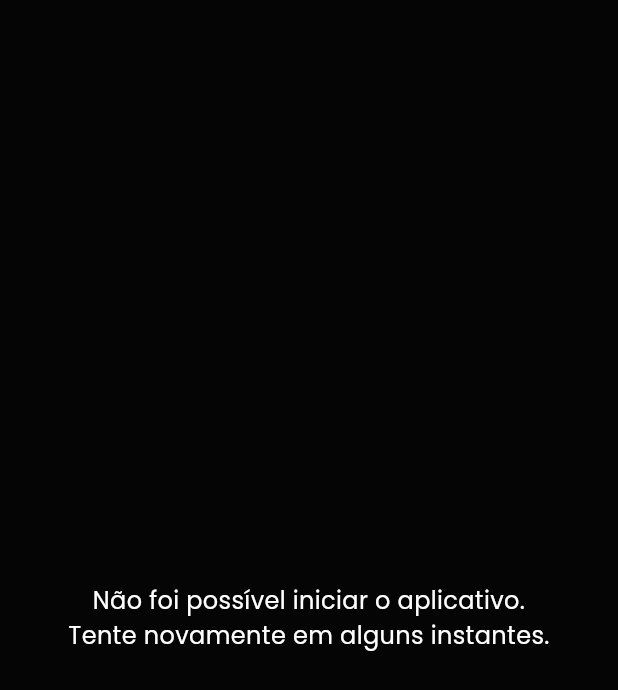
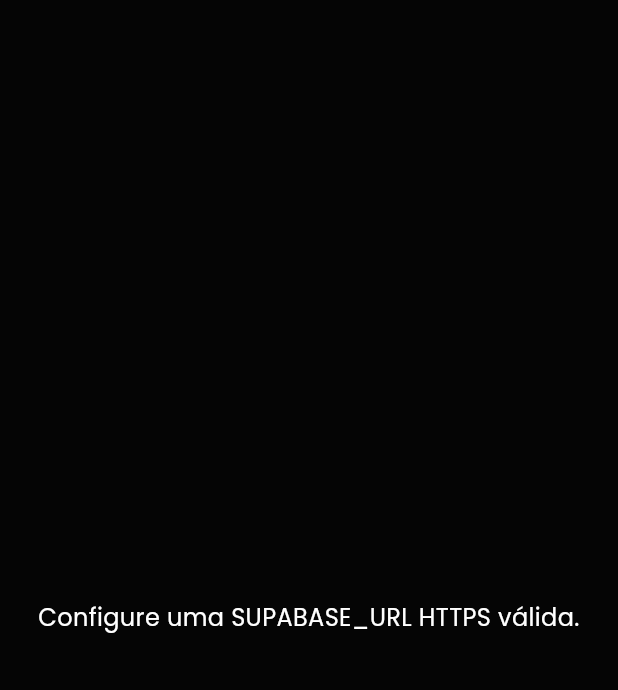
Before and after one commit to eemanuel0/Gestao-financeira, a Flutter app: the screen it shows after launch, on a phone screen of 412 x 824 dp. Shown: the top 690 px of the screen. Run offline on Flutter 3.47's test engine with Material 3 defaults, Android fonts, the phone set to English and light mode, and no system bars; our stand-ins replace google_fonts, image_picker, shared_preferences, supabase_flutter; accounts and stored records are empty.

Commit message:
fix: show actionable Supabase configuration errors

```diff
--- a/lib/app.dart
+++ b/lib/app.dart
@@ -163,7 +163,9 @@ class _MyAppState extends State<MyApp> {
 
 // Evita uma tela branca se a configuração ou a inicialização falharem.
 class StartupFailureApp extends StatelessWidget {
-  const StartupFailureApp({super.key});
+  final String? message;
+
+  const StartupFailureApp({super.key, this.message});
 
   @override
   Widget build(BuildContext context) {
@@ -176,8 +178,9 @@ class StartupFailureApp extends StatelessWidget {
             child: Padding(
               padding: const EdgeInsets.all(24),
               child: Text(
-                'Não foi possível iniciar o aplicativo.\n'
-                'Tente novamente em alguns instantes.',
+                message ??
+                    'Não foi possível iniciar o aplicativo.\n'
+                        'Tente novamente em alguns instantes.',
                 textAlign: TextAlign.center,
                 style: GoogleFonts.poppins(fontSize: 16),
               ),
--- a/lib/main.dart
+++ b/lib/main.dart
@@ -65,6 +65,10 @@ Future<void> main() async {
     );
   } catch (error, stackTrace) {
     debugPrint('Falha ao iniciar Finanças: $error\n$stackTrace');
-    runApp(const StartupFailureApp());
+    runApp(
+      StartupFailureApp(
+        message: error is FormatException ? error.message : null,
+      ),
+    );
   }
 }
```
